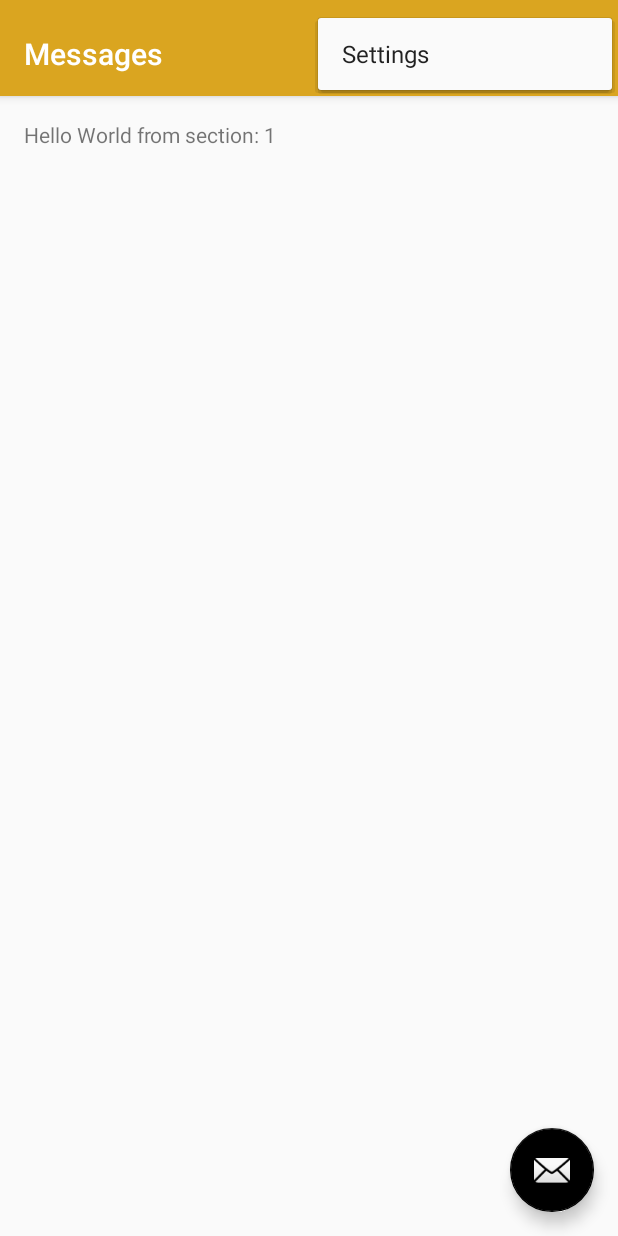
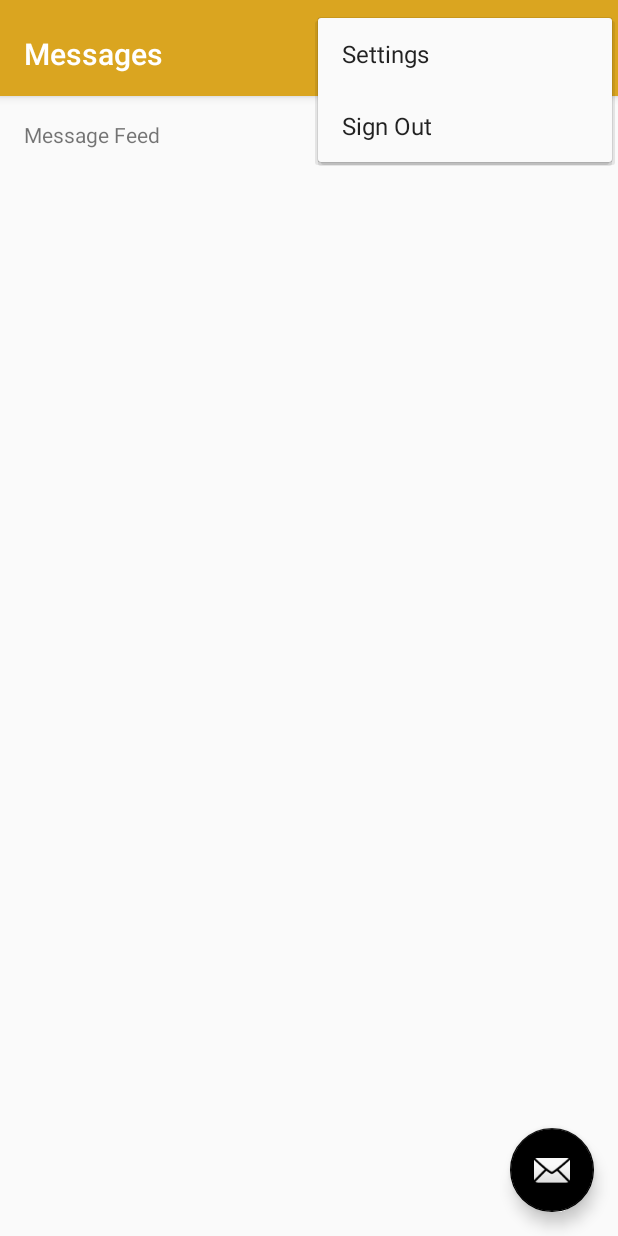
Before and after one commit to tali0273/Tao-Li, an Android app: the MessageActivity screen opened directly, with no data from a screen before it, with the options menu open, on a phone screen of 412 x 824 dp. Run offline under Robolectric (Android 15) with nearby library versions, the phone set to English and light mode, and no system bars.

Commit message:
Added Sign-Out Feature

```diff
--- a/SocialBuff/app/src/main/java/com/example/isaia/socialbuff/MessageActivity.java
+++ b/SocialBuff/app/src/main/java/com/example/isaia/socialbuff/MessageActivity.java
@@ -1,5 +1,9 @@
 package com.example.isaia.socialbuff;
 
+import android.content.BroadcastReceiver;
+import android.content.Context;
+import android.content.Intent;
+import android.content.IntentFilter;
 import android.support.design.widget.FloatingActionButton;
 import android.support.design.widget.Snackbar;
 import android.support.v7.app.AppCompatActivity;
@@ -10,6 +14,7 @@ import android.support.v4.app.FragmentManager;
 import android.support.v4.app.FragmentPagerAdapter;
 import android.support.v4.view.ViewPager;
 import android.os.Bundle;
+import android.util.Log;
 import android.view.LayoutInflater;
 import android.view.Menu;
 import android.view.MenuItem;
@@ -60,6 +65,17 @@ public class MessageActivity extends AppCompatActivity {
             }
         });
 
+        IntentFilter intentFilter = new IntentFilter();
+        intentFilter.addAction("com.package.ACTION_LOGOUT");
+        registerReceiver(new BroadcastReceiver() {
+            @Override
+            public void onReceive(Context context, Intent intent) {
+                Log.d("onReceive","Logout in progress");
+                //At this point you should start the login activity and finish this one
+                finish();
+            }
+        }, intentFilter);
+
     }
 
 
@@ -81,10 +97,19 @@ public class MessageActivity extends AppCompatActivity {
         if (id == R.id.action_settings) {
             return true;
         }
+        else if(id == R.id.sign_out){
+            //Need to close entire activity when logging out
+            sign_out();
+
+        }
 
         return super.onOptionsItemSelected(item);
     }
-
+    private void sign_out(){
+        Intent broadcastIntent = new Intent();
+        broadcastIntent.setAction("com.package.ACTION_LOGOUT");
+        sendBroadcast(broadcastIntent);
+    }
     /**
      * A placeholder fragment containing a simple view.
      */
--- a/SocialBuff/app/src/main/res/menu/activity_main_drawer.xml
+++ b/SocialBuff/app/src/main/res/menu/activity_main_drawer.xml
@@ -20,6 +20,7 @@
             android:title="Settings" />
     </group>
 
+
     <item android:title="Communicate">
         <menu>
             <item
--- a/SocialBuff/app/src/main/res/menu/menu_message.xml
+++ b/SocialBuff/app/src/main/res/menu/menu_message.xml
@@ -7,4 +7,9 @@
         android:orderInCategory="100"
         android:title="@string/action_settings"
         app:showAsAction="never" />
+    <item
+        android:id="@+id/sign_out"
+        android:orderInCategory="100"
+        android:title="Sign Out"
+        app:showAsAction="never" />
 </menu>
--- a/SocialBuff/app/src/main/res/menu/menu_profile_page2.xml
+++ b/SocialBuff/app/src/main/res/menu/menu_profile_page2.xml
@@ -7,4 +7,9 @@
         android:orderInCategory="100"
         android:title="@string/action_settings"
         app:showAsAction="never" />
+    <item
+        android:id="@+id/sign_out"
+        android:orderInCategory="100"
+        android:title="Sign Out"
+        app:showAsAction="never" />
 </menu>
--- a/SocialBuff/app/src/main/res/values/strings.xml
+++ b/SocialBuff/app/src/main/res/values/strings.xml
@@ -184,5 +184,5 @@
         "when a user tries to pick up one of cards.\n\n"
     </string>
     <string name="title_activity_message">Messages</string>
-    <string name="section_format">Hello World from section: %1$d</string>
+    <string name="section_format">Message Feed</string>
 </resources>
```
Also changed, not shown: SocialBuff/app/src/main/java/com/example/isaia/socialbuff/MainActivity.java (+23 -3 lines), SocialBuff/app/src/main/java/com/example/isaia/socialbuff/ProfilePage2.java (+15 -0 lines).
